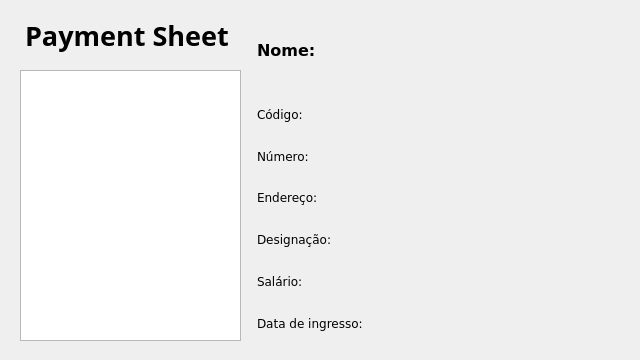
The window that release/exihibition.ui (NBrcS/Payroll-System) describes before a commit, drawn with Qt 5.
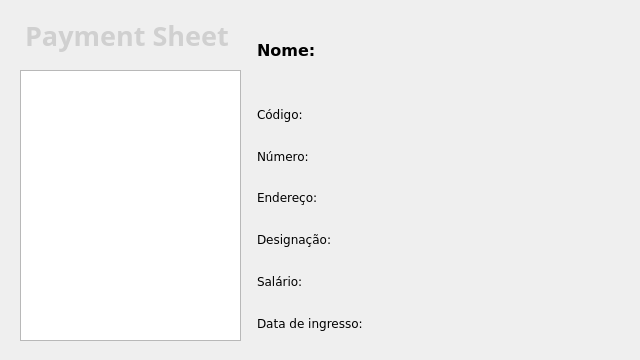
The same window after the commit.

Patch:
```diff
--- a/release/exihibition.ui
+++ b/release/exihibition.ui
@@ -41,6 +41,421 @@
      <height>71</height>
     </rect>
    </property>
+   <property name="palette">
+    <palette>
+     <active>
+      <colorrole role="WindowText">
+       <brush brushstyle="SolidPattern">
+        <color alpha="255">
+         <red>255</red>
+         <green>255</green>
+         <blue>255</blue>
+        </color>
+       </brush>
+      </colorrole>
+      <colorrole role="Button">
+       <brush brushstyle="SolidPattern">
+        <color alpha="255">
+         <red>85</red>
+         <green>85</green>
+         <blue>127</blue>
+        </color>
+       </brush>
+      </colorrole>
+      <colorrole role="Light">
+       <brush brushstyle="SolidPattern">
+        <color alpha="255">
+         <red>127</red>
+         <green>127</green>
+         <blue>190</blue>
+        </color>
+       </brush>
+      </colorrole>
+      <colorrole role="Midlight">
+       <brush brushstyle="SolidPattern">
+        <color alpha="255">
+         <red>106</red>
+         <green>106</green>
+         <blue>158</blue>
+        </color>
+       </brush>
+      </colorrole>
+      <colorrole role="Dark">
+       <brush brushstyle="SolidPattern">
+        <color alpha="255">
+         <red>42</red>
+         <green>42</green>
+         <blue>63</blue>
+        </color>
+       </brush>
+      </colorrole>
+      <colorrole role="Mid">
+       <brush brushstyle="SolidPattern">
+        <color alpha="255">
+         <red>57</red>
+         <green>57</green>
+         <blue>85</blue>
+        </color>
+       </brush>
+      </colorrole>
+      <colorrole role="Text">
+       <brush brushstyle="SolidPattern">
+        <color alpha="255">
+         <red>255</red>
+         <green>255</green>
+         <blue>255</blue>
+        </color>
+       </brush>
+      </colorrole>
+      <colorrole role="BrightText">
+       <brush brushstyle="SolidPattern">
+        <color alpha="255">
+         <red>255</red>
+         <green>255</green>
+         <blue>255</blue>
+        </color>
+       </brush>
+      </colorrole>
+      <colorrole role="ButtonText">
+       <brush brushstyle="SolidPattern">
+        <color alpha="255">
+         <red>0</red>
+         <green>0</green>
+         <blue>0</blue>
+        </color>
+       </brush>
+      </colorrole>
+      <colorrole role="Base">
+       <brush brushstyle="SolidPattern">
+        <color alpha="255">
+         <red>0</red>
+         <green>0</green>
+         <blue>0</blue>
+        </color>
+       </brush>
+      </colorrole>
+      <colorrole role="Window">
+       <brush brushstyle="SolidPattern">
+        <color alpha="255">
+         <red>35</red>
+         <green>35</green>
+         <blue>52</blue>
+        </color>
+       </brush>
+      </colorrole>
+      <colorrole role="Shadow">
+       <brush brushstyle="SolidPattern">
+        <color alpha="255">
+         <red>0</red>
+         <green>0</green>
+         <blue>0</blue>
+        </color>
+       </brush>
+      </colorrole>
+      <colorrole role="AlternateBase">
+       <brush brushstyle="SolidPattern">
+        <color alpha="255">
+         <red>42</red>
+         <green>42</green>
+         <blue>63</blue>
+        </color>
+       </brush>
+      </colorrole>
+      <colorrole role="ToolTipBase">
+       <brush brushstyle="SolidPattern">
+        <color alpha="255">
+         <red>255</red>
+         <green>255</green>
+         <blue>220</blue>
+        </color>
+       </brush>
+      </colorrole>
+      <colorrole role="ToolTipText">
+       <brush brushstyle="SolidPattern">
+        <color alpha="255">
+         <red>0</red>
+         <green>0</green>
+         <blue>0</blue>
+        </color>
+       </brush>
+      </colorrole>
+     </active>
+     <inactive>
+      <colorrole role="WindowText">
+       <brush brushstyle="SolidPattern">
+        <color alpha="255">
+         <red>208</red>
+         <green>208</green>
+         <blue>208</blue>
+        </color>
+       </brush>
+      </colorrole>
+      <colorrole role="Button">
+       <brush brushstyle="SolidPattern">
+        <color alpha="255">
+         <red>64</red>
+         <green>65</green>
+         <blue>66</blue>
+        </color>
+       </brush>
+      </colorrole>
+      <colorrole role="Light">
+       <brush brushstyle="SolidPattern">
+        <color alpha="255">
+         <red>255</red>
+         <green>255</green>
+         <blue>255</blue>
+        </color>
+       </brush>
+      </colorrole>
+      <colorrole role="Midlight">
+       <brush brushstyle="SolidPattern">
+        <color alpha="255">
+         <red>227</red>
+         <green>227</green>
+         <blue>227</blue>
+        </color>
+       </brush>
+      </colorrole>
+      <colorrole role="Dark">
+       <brush brushstyle="SolidPattern">
+        <color alpha="255">
+         <red>64</red>
+         <green>65</green>
+         <blue>66</blue>
+        </color>
+       </brush>
+      </colorrole>
+      <colorrole role="Mid">
+       <brush brushstyle="SolidPattern">
+        <color alpha="255">
+         <red>160</red>
+         <green>160</green>
+         <blue>160</blue>
+        </color>
+       </brush>
+      </colorrole>
+      <colorrole role="Text">
+       <brush brushstyle="SolidPattern">
+        <color alpha="255">
+         <red>208</red>
+         <green>208</green>
+         <blue>208</blue>
+        </color>
+       </brush>
+      </colorrole>
+      <colorrole role="BrightText">
+       <brush brushstyle="SolidPattern">
+        <color alpha="255">
+         <red>255</red>
+         <green>51</green>
+         <blue>51</blue>
+        </color>
+       </brush>
+      </colorrole>
+      <colorrole role="ButtonText">
+       <brush brushstyle="SolidPattern">
+        <color alpha="255">
+         <red>208</red>
+         <green>208</green>
+         <blue>208</blue>
+        </color>
+       </brush>
+      </colorrole>
+      <colorrole role="Base">
+       <brush brushstyle="SolidPattern">
+        <color alpha="255">
+         <red>46</red>
+         <green>47</green>
+         <blue>48</blue>
+        </color>
+       </brush>
+      </colorrole>
+      <colorrole role="Window">
+       <brush brushstyle="SolidPattern">
+        <color alpha="255">
+         <red>46</red>
+         <green>47</green>
+         <blue>48</blue>
+        </color>
+       </brush>
+      </colorrole>
+      <colorrole role="Shadow">
+       <brush brushstyle="SolidPattern">
+        <color alpha="255">
+         <red>105</red>
+         <green>105</green>
+         <blue>105</blue>
+        </color>
+       </brush>
+      </colorrole>
+      <colorrole role="AlternateBase">
+       <brush brushstyle="SolidPattern">
+        <color alpha="255">
+         <red>53</red>
+         <green>54</green>
+         <blue>55</blue>
+        </color>
+       </brush>
+      </colorrole>
+      <colorrole role="ToolTipBase">
+       <brush brushstyle="SolidPattern">
+        <color alpha="255">
+         <red>64</red>
+         <green>65</green>
+         <blue>66</blue>
+        </color>
+       </brush>
+      </colorrole>
+      <colorrole role="ToolTipText">
+       <brush brushstyle="SolidPattern">
+        <color alpha="255">
+         <red>208</red>
+         <green>208</green>
+         <blue>208</blue>
+        </color>
+       </brush>
+      </colorrole>
+     </inactive>
+     <disabled>
+      <colorrole role="WindowText">
+       <brush brushstyle="SolidPattern">
+        <color alpha="255">
+         <red>42</red>
+         <green>42</green>
+         <blue>63</blue>
+        </color>
+       </brush>
+      </colorrole>
+      <colorrole role="Button">
+       <brush brushstyle="SolidPattern">
+        <color alpha="255">
+         <red>85</red>
+         <green>85</green>
+         <blue>127</blue>
+        </color>
+       </brush>
+      </colorrole>
+      <colorrole role="Light">
+       <brush brushstyle="SolidPattern">
+        <color alpha="255">
+         <red>127</red>
+         <green>127</green>
+         <blue>190</blue>
+        </color>
+       </brush>
+      </colorrole>
+      <colorrole role="Midlight">
+       <brush brushstyle="SolidPattern">
+        <color alpha="255">
+         <red>106</red>
+         <green>106</green>
+         <blue>158</blue>
+        </color>
+       </brush>
+      </colorrole>
+      <colorrole role="Dark">
+       <brush brushstyle="SolidPattern">
+        <color alpha="255">
+         <red>42</red>
+         <green>42</green>
+         <blue>63</blue>
+        </color>
+       </brush>
+      </colorrole>
+      <colorrole role="Mid">
+       <brush brushstyle="SolidPattern">
+        <color alpha="255">
+         <red>57</red>
+         <green>57</green>
+         <blue>85</blue>
+        </color>
+       </brush>
+      </colorrole>
+      <colorrole role="Text">
+       <brush brushstyle="SolidPattern">
+        <color alpha="255">
+         <red>42</red>
+         <green>42</green>
+         <blue>63</blue>
+        </color>
+       </brush>
+      </colorrole>
+      <colorrole role="BrightText">
+       <brush brushstyle="SolidPattern">
+        <color alpha="255">
+         <red>255</red>
+         <green>255</green>
+         <blue>255</blue>
+        </color>
+       </brush>
+      </colorrole>
+      <colorrole role="ButtonText">
+       <brush brushstyle="SolidPattern">
+        <color alpha="255">
+         <red>42</red>
+         <green>42</green>
+         <blue>63</blue>
+        </color>
+       </brush>
+      </colorrole>
+      <colorrole role="Base">
+       <brush brushstyle="SolidPattern">
+        <color alpha="255">
+         <red>35</red>
+         <green>35</green>
+         <blue>52</blue>
+        </color>
+       </brush>
+      </colorrole>
+      <colorrole role="Window">
+       <brush brushstyle="SolidPattern">
+        <color alpha="255">
+         <red>35</red>
+         <green>35</green>
+         <blue>52</blue>
+        </color>
+       </brush>
+      </colorrole>
+      <colorrole role="Shadow">
+       <brush brushstyle="SolidPattern">
+        <color alpha="255">
+         <red>0</red>
+         <green>0</green>
+         <blue>0</blue>
+        </color>
+       </brush>
+      </colorrole>
+      <colorrole role="AlternateBase">
+       <brush brushstyle="SolidPattern">
+        <color alpha="255">
+         <red>53</red>
+         <green>54</green>
+         <blue>55</blue>
+        </color>
+       </brush>
+      </colorrole>
+      <colorrole role="ToolTipBase">
+       <brush brushstyle="SolidPattern">
+        <color alpha="255">
+         <red>64</red>
+         <green>65</green>
+         <blue>66</blue>
+        </color>
+       </brush>
+      </colorrole>
+      <colorrole role="ToolTipText">
+       <brush brushstyle="SolidPattern">
+        <color alpha="255">
+         <red>208</red>
+         <green>208</green>
+         <blue>208</blue>
+        </color>
+       </brush>
+      </colorrole>
+     </disabled>
+    </palette>
+   </property>
    <property name="font">
     <font>
      <family>Unispace</family>
@@ -74,7 +489,7 @@
     </rect>
    </property>
   </widget>
-  <widget class="QWidget" name="">
+  <widget class="QWidget" name="layoutWidget">
    <property name="geometry">
     <rect>
      <x>257</x>
```
